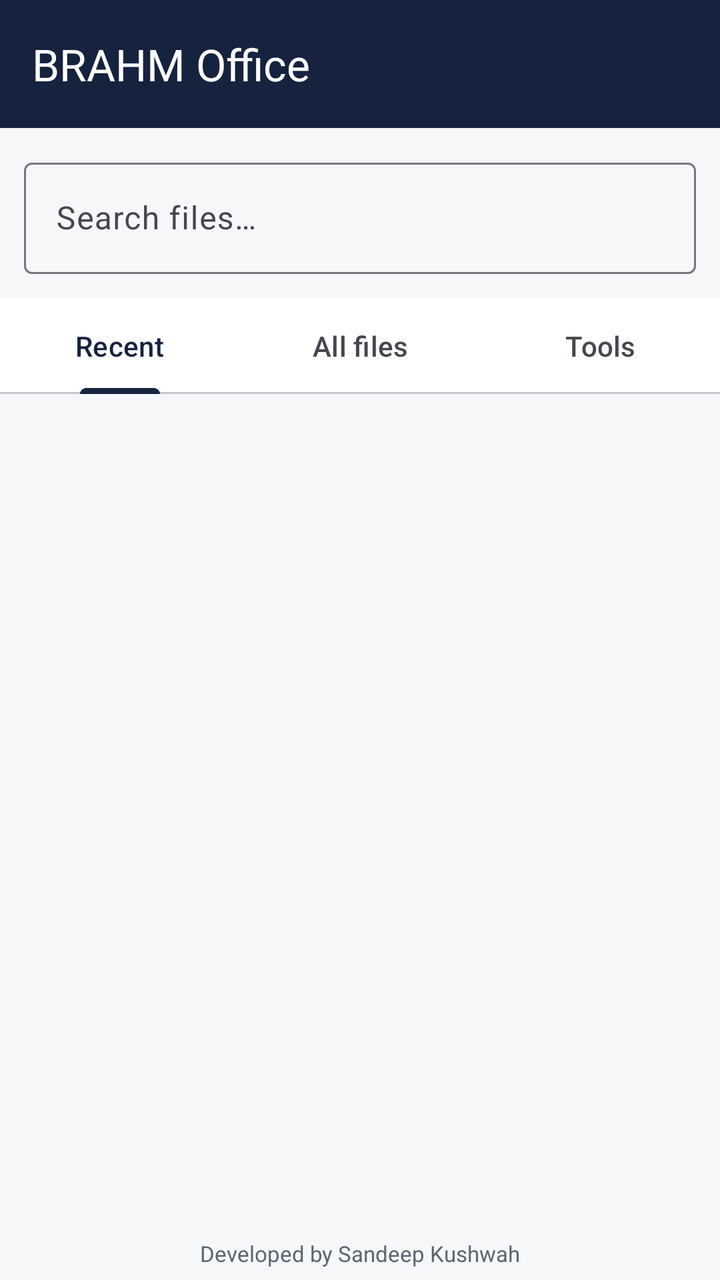
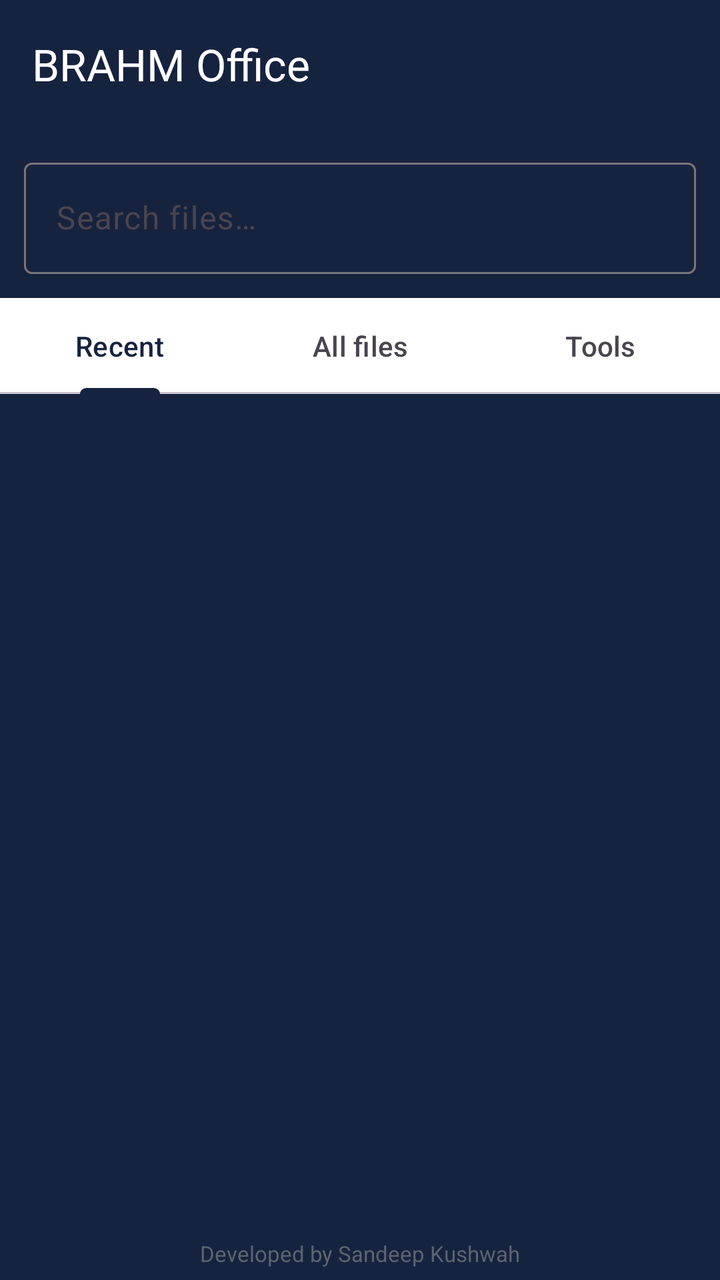

Two renders of the same Android screen: before a commit and after it. Below are the layout's source before the change and the commit's diff.
<!-- AndroidManifest.xml: application theme Theme.BrahmOffice -->
<!-- res/layout/activity_main.xml -->
<?xml version="1.0" encoding="utf-8"?>
<LinearLayout xmlns:android="http://schemas.android.com/apk/res/android"
    xmlns:app="http://schemas.android.com/apk/res-auto"
    android:layout_width="match_parent"
    android:layout_height="match_parent"
    android:orientation="vertical">

    <com.google.android.material.appbar.MaterialToolbar
        android:id="@+id/toolbar"
        android:layout_width="match_parent"
        android:layout_height="?attr/actionBarSize"
        android:background="@color/brahm_navy"
        app:title="BRAHM Office"
        app:titleTextColor="@color/white" />

    <com.google.android.material.textfield.TextInputLayout
        android:layout_width="match_parent"
        android:layout_height="wrap_content"
        android:layout_margin="12dp"
        style="@style/Widget.Material3.TextInputLayout.OutlinedBox">
        <com.google.android.material.textfield.TextInputEditText
            android:id="@+id/searchBox"
            android:layout_width="match_parent"
            android:layout_height="wrap_content"
            android:hint="@string/search_hint"
            android:imeOptions="actionSearch"
            android:inputType="text"
            android:maxLines="1" />
    </com.google.android.material.textfield.TextInputLayout>

    <com.google.android.material.tabs.TabLayout
        android:id="@+id/tabs"
        android:layout_width="match_parent"
        android:layout_height="wrap_content"
        app:tabMode="fixed">
        <com.google.android.material.tabs.TabItem
            android:layout_width="wrap_content" android:layout_height="wrap_content"
            android:text="@string/tab_recent" />
        <com.google.android.material.tabs.TabItem
            android:layout_width="wrap_content" android:layout_height="wrap_content"
            android:text="@string/tab_all" />
        <com.google.android.material.tabs.TabItem
            android:layout_width="wrap_content" android:layout_height="wrap_content"
            android:text="@string/tab_tools" />
    </com.google.android.material.tabs.TabLayout

    >

    <FrameLayout
        android:layout_width="match_parent"
        android:layout_height="0dp"
        android:layout_weight="1">

        <androidx.recyclerview.widget.RecyclerView
            android:id="@+id/list"
            android:layout_width="match_parent"
            android:layout_height="match_parent"
            android:clipToPadding="false"
            android:paddingBottom="16dp" />

        <TextView
            android:id="@+id/empty"
            android:layout_width="wrap_content"
            android:layout_height="wrap_content"
            android:layout_gravity="center"
            android:padding="24dp"
            android:gravity="center"
            android:text="@string/no_files"
            android:textColor="@color/text_muted_light"
            android:visibility="gone" />
    </FrameLayout>

    <TextView
        android:layout_width="match_parent"
        android:layout_height="wrap_content"
        android:gravity="center"
        android:paddingVertical="6dp"
        android:text="@string/developed_by"
        android:textColor="@color/text_muted_light"
        android:textSize="11sp" />
</LinearLayout>
<!-- resources referenced by this layout -->
<resources>
  <color name="brahm_navy">#16233F</color>
  <color name="text_muted_light">#5B6472</color>
  <color name="white">#FFFFFF</color>
  <string name="developed_by">Developed by Sandeep Kushwah</string>
  <string name="no_files">No documents yet. Open a PDF, Excel, Word or PPT to get started.</string>
  <string name="search_hint">Search files…</string>
  <string name="tab_all">All files</string>
  <string name="tab_recent">Recent</string>
  <string name="tab_tools">Tools</string>
  <style name="Theme.BrahmOffice" parent="Theme.Material3.DayNight.NoActionBar">
          <item name="colorPrimary">@color/brahm_navy</item>
          <item name="colorOnPrimary">@color/white</item>
          <item name="colorSecondary">@color/brahm_saffron</item>
          <item name="android:colorBackground">@color/bg_light</item>
          <item name="colorSurface">@color/surface_light</item>
          <item name="android:statusBarColor">@color/brahm_navy</item>
          <item name="android:windowLightStatusBar">false</item>
      </style>
  <color name="brahm_saffron">#E8A33D</color>
  <color name="bg_light">#F6F7F9</color>
  <color name="surface_light">#FFFFFF</color>
</resources>

<!-- the commit's change to res/layout/activity_main.xml (unified diff, before → after) -->
@@ -3,7 +3,9 @@
     xmlns:app="http://schemas.android.com/apk/res-auto"
     android:layout_width="match_parent"
     android:layout_height="match_parent"
-    android:orientation="vertical">
+    android:orientation="vertical"
+    android:fitsSystemWindows="true"
+    android:background="@color/brahm_navy">
 
     <com.google.android.material.appbar.MaterialToolbar
         android:id="@+id/toolbar"
